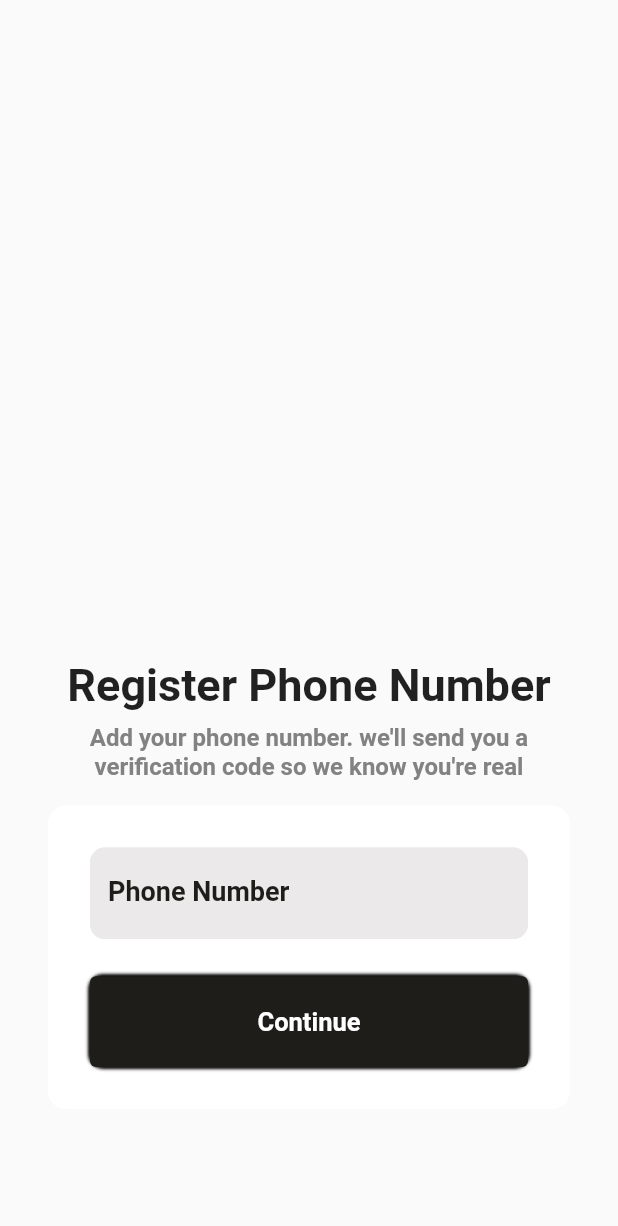
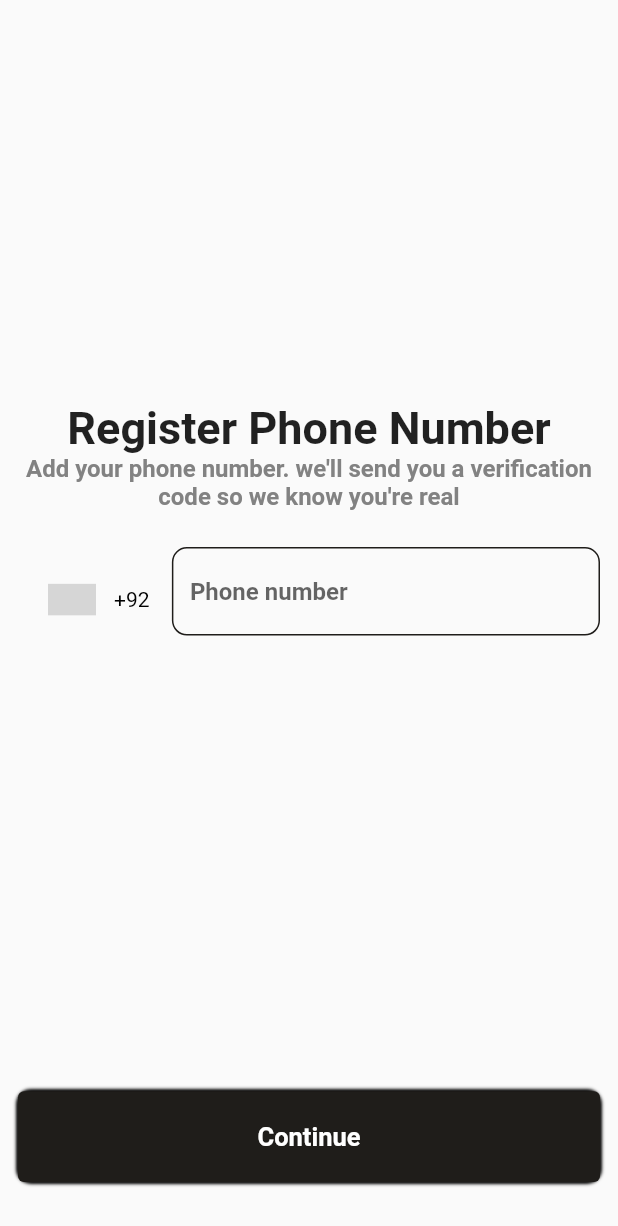
Before and after one commit to Nisa-fatima369/book_app, a Flutter app: the PhoneScreen screen opened by its route, after a tap on "Continue", on a phone screen of 412 x 824 dp. Shown: the top 1226 px of the screen. Run offline on Flutter 3.47's test engine with Material 2 defaults, Android fonts, the phone set to English and light mode, and no system bars; drawn by our look-alikes of intl_phone_number_input; our stand-ins replace dropdown_button2, expandable, firebase_auth, firebase_core, flutter_rating_bar, font_awesome_flutter and 3 more; accounts and stored records are empty; grey boxes are pictures that could not be loaded.

Commit message:
firebase ooptp screen

```diff
--- a/lib/main.dart
+++ b/lib/main.dart
@@ -36,8 +36,8 @@ class BookApp extends StatelessWidget {
       onGenerateRoute: Routes().generateRoute,
       initialRoute: showChoose ?  "loginWrapper":"/onboardingScreen" ,
       routes: {
-        'loginWrapper': (context) => LoginWraper(),
-        "/onboardingScreen": (context) => OnBoarding(),
+        'loginWrapper': (context) => const LoginWraper(),
+        "/onboardingScreen": (context) => const OnBoarding(),
       },
 
     );
--- a/lib/screens/phone_screen.dart
+++ b/lib/screens/phone_screen.dart
@@ -1,9 +1,8 @@
 import 'package:book_app/config/routes.dart';
 import 'package:book_app/theme/color.dart';
-import 'package:book_app/widgets/constants.dart';
 import 'package:firebase_auth/firebase_auth.dart';
 import 'package:flutter/material.dart';
-import 'package:flutter/services.dart';
+import 'package:intl_phone_number_input/intl_phone_number_input.dart';
 
 class PhoneScreen extends StatefulWidget {
   const PhoneScreen({super.key});
@@ -15,101 +14,68 @@ class PhoneScreen extends StatefulWidget {
 }
 
 class _PhoneScreenState extends State<PhoneScreen> {
-  final GlobalKey<FormState> _formKey = GlobalKey<FormState>();
+  final GlobalKey<FormState> formKey = GlobalKey<FormState>();
   TextEditingController phoneController = TextEditingController();
 
-  void dispose() {
-    phoneController.dispose();
-    super.dispose();
-  }
+  String initialCountry = 'PK';
+  PhoneNumber number = PhoneNumber(isoCode: 'PK');
 
   @override
   Widget build(BuildContext context) {
-    Size size = MediaQuery.of(context).size;
-    return Form(
-      key: _formKey,
-      child: Scaffold(
+    return Scaffold(
       // resizeToAvoidBottomInset: false,
-        body: SingleChildScrollView(
-          child: Padding(
-            padding: EdgeInsets.symmetric(vertical: 24, horizontal: 32),
+      body: Padding(
+        padding: const EdgeInsets.symmetric(vertical: 12, horizontal: 12),
         child: Column(
           children: [
-                SizedBox(
-                  height: size.height * 0.1,
-                ),
-                Container(
-                  width: 300,
-                  height: 300,
-                  decoration: BoxDecoration(
-                    shape: BoxShape.rectangle,
-                  ),
-                  // child: Image.asset(
-                  //   '',
-                  // ),
-                ),
-                SizedBox(
-                  height: size.height * 0.04,
-                ),
+            Expanded(
+              child: Column(
+                mainAxisAlignment: MainAxisAlignment.center,
+                children: [
                   Text(
                     'Register Phone Number',
                     style: Theme.of(context).textTheme.headlineSmall,
                     textAlign: TextAlign.center,
                   ),
-                SizedBox(
-                  height: size.height * 0.01,
-                ),
                   Text(
                     "Add your phone number. we'll send you a verification code so we know you're real",
-                  style: Theme.of(context)
-                      .textTheme
-                      .titleMedium!
-                      .copyWith(color: AppColors.titleMedium),
+                    style: Theme.of(context).textTheme.titleMedium!.copyWith(color: AppColors.titleMedium),
                     textAlign: TextAlign.center,
                   ),
-                SizedBox(
-                  height: size.height * 0.02,
+                  Padding(
+                    padding: const EdgeInsets.symmetric(vertical: 24),
+                    child: Form(
+                      key: formKey,
+                      child: InternationalPhoneNumberInput(
+                        onInputChanged: (PhoneNumber number) {
+                          this.number = number;
+                        },
+                        onInputValidated: (bool value) {},
+                        selectorConfig: const SelectorConfig(
+                          selectorType: PhoneInputSelectorType.DIALOG,
                         ),
-                Container(
-                  padding: EdgeInsets.all(28),
-                  decoration: BoxDecoration(
-                    color: AppColors.secondary,
-                    borderRadius: BorderRadius.circular(12),
-                  ),
-                  child: Column(
-                    children: [
-                      TextFormField(
-                        keyboardType: TextInputType.phone,
-                        controller: phoneController,
-                        inputFormatters: [
-                          FilteringTextInputFormatter.digitsOnly,
-                        ],
-                        style: TextStyle(
-                          fontSize: 18,
-                          fontWeight: FontWeight.bold,
-                        ),
-                        decoration: kGreyTextField.copyWith(
-                          labelText: 'Phone Number',
-                          // hintText: 'e.g. 03xx-xxxxxxx',
-                          prefix: Padding(
-                            padding: EdgeInsets.symmetric(horizontal: 8),
+                        ignoreBlank: false,
+                        autoValidateMode: AutovalidateMode.disabled,
+                        selectorTextStyle: const TextStyle(color: Colors.black),
+                        spaceBetweenSelectorAndTextField: 0,
+                        initialValue: number,
+                        textFieldController: phoneController,
+                        formatInput: true,
+                        keyboardType: const TextInputType.numberWithOptions(signed: true, decimal: true),
+                        inputBorder: InputBorder.none,
+                        onSaved: (PhoneNumber number) {},
                       ),
                     ),
-                        validator: (value) {
-                          if (value!.isEmpty) {
-                            return 'Please enter a phone number';
-                          }
-                          return null;
-                        },
                   ),
-                      SizedBox(
-                        height: size.height * 0.03,
+                ],
               ),
-                      // PhoneNumberField(),
-                      Container(
+            ),
+            Padding(
+              padding: const EdgeInsets.symmetric(vertical: 24),
+              child: Container(
                 decoration: BoxDecoration(
                   borderRadius: BorderRadius.circular(10.0),
-                          boxShadow: [
+                  boxShadow: const [
                     BoxShadow(
                       spreadRadius: 1,
                       blurRadius: 1,
@@ -119,102 +85,44 @@ class _PhoneScreenState extends State<PhoneScreen> {
                 width: double.infinity,
                 child: TextButton(
                   onPressed: () async {
+                    if (formKey.currentState?.validate() ?? false) {
                       await FirebaseAuth.instance.verifyPhoneNumber(
-                              phoneNumber: '0300 1234567',
-                              verificationCompleted:
-                                  (PhoneAuthCredential credential) {},
-                              verificationFailed: (FirebaseAuthException e) {},
-                              codeSent:
-                                  (String verificationId, int? resendToken) {
+                        phoneNumber: number.phoneNumber!,
+                        verificationCompleted: (PhoneAuthCredential credential) {
+                          print(credential);
+                        },
+                        verificationFailed: (FirebaseAuthException e) {
+                          print(e);
+                        },
+                        codeSent: (String verificationId, int? resendToken) {
                           PhoneScreen.verify = verificationId;
                           Navigator.pushNamed(context, Routes.otp);
                         },
-                              codeAutoRetrievalTimeout:
-                                  (String verificationId) {},
+                        codeAutoRetrievalTimeout: (String verificationId) {
+                          print(verificationId);
+                        },
                       );
+                    } else {
+                      ScaffoldMessenger.of(context).showSnackBar(
+                        const SnackBar(
+                          content: Text('Please enter a valid phone number'),
+                        ),
+                      );
+                    }
                   },
                   child: Padding(
-                            padding: EdgeInsets.all(14.0),
+                    padding: const EdgeInsets.all(14.0),
                     child: Text(
                       'Continue',
-                              style: TextStyle(
-                                  color: Theme.of(context)
-                                      .colorScheme
-                                      .onSecondary),
+                      style: TextStyle(color: Theme.of(context).colorScheme.onSecondary),
                     ),
                   ),
                 ),
               ),
+            )
           ],
-                  ),
-                ),
-              ],
-            ),
-          ),
         ),
       ),
     );
   }
 }
-
-bool isValidPhoneNumber(String string) {
-  if (string == null || string.isEmpty) {
-    return false;
-  }
-
-  const pattern = r'^[+]*[(]{0,1}[0-9]{1,4}[)]{0,1}[-\s\./0-9]*$';
-  final regExp = RegExp(pattern);
-
-  if (!regExp.hasMatch(string)) {
-    return false;
-  }
-  return true;
-}
-
-// String? validateMobile(String value) {
-//   // Pattern pattern =
-//   //     r'^(?:(?:(?:\+|00)92)-|0)3[0-6]\d-\d{7}$';
-//   RegExp regex = RegExp(r'^(?:(?:(?:\+|00)92)-|0)3[0-6]\d-\d{7}$');
-//   if (!regex.hasMatch(value))
-//     return 'Enter Valid Email';
-//   else {
-//     return null;
-//   }
-// }
-
-// class PhoneNumberField extends StatefulWidget {
-//   @override
-//   _PhoneNumberFieldState createState() => _PhoneNumberFieldState();
-// }
-
-// class _PhoneNumberFieldState extends State<PhoneNumberField> {
-//   final _phoneController = TextEditingController();
-
-//   @override
-//   void dispose() {
-//     _phoneController.dispose();
-//     super.dispose();
-//   }
-
-//   @override
-//   Widget build(BuildContext context) {
-//     return TextFormField(
-//       controller: _phoneController,
-//       keyboardType: TextInputType.phone,
-//       inputFormatters: [
-//         FilteringTextInputFormatter.digitsOnly,
-//         // PakistaniPhoneNumberFormatter(),
-//       ],
-//       decoration: InputDecoration(
-//         labelText: 'Phone Number',
-//         // hintText: 'e.g. 03xx-xxxxxxx',
-//       ),
-//       validator: (value) {
-//         if (value!.isEmpty) {
-//           return 'Please enter a phone number';
-//         }
-//         return null;
-//       },
-//     );
-//   }
-// }
--- a/lib/util/login_wraper.dart
+++ b/lib/util/login_wraper.dart
@@ -1,4 +1,3 @@
-
 import 'package:book_app/screens/page_view.dart';
 import 'package:book_app/screens/phone_screen.dart';
 import 'package:flutter/material.dart';
@@ -7,8 +6,8 @@ class LoginWraper extends StatelessWidget {
   const LoginWraper({super.key});
 
   Future<bool> getLoginData() async {
-    await Future.delayed(const Duration(seconds: 3));
-    return false  ;
+    await Future.delayed(const Duration(seconds: 1));
+    return false;
   }
 
   @override
@@ -19,7 +18,7 @@ class LoginWraper extends StatelessWidget {
         if (snapshot.connectionState == ConnectionState.done) {
           if (snapshot.data == true) {
             return PageVieew();
-          }else{
+          } else {
             return const PhoneScreen();
           }
         } else {
```
Also changed, not shown: pubspec.yaml (+4 -6 lines), pubspec.lock. Lines whose indentation alone changed are shown as unchanged.
